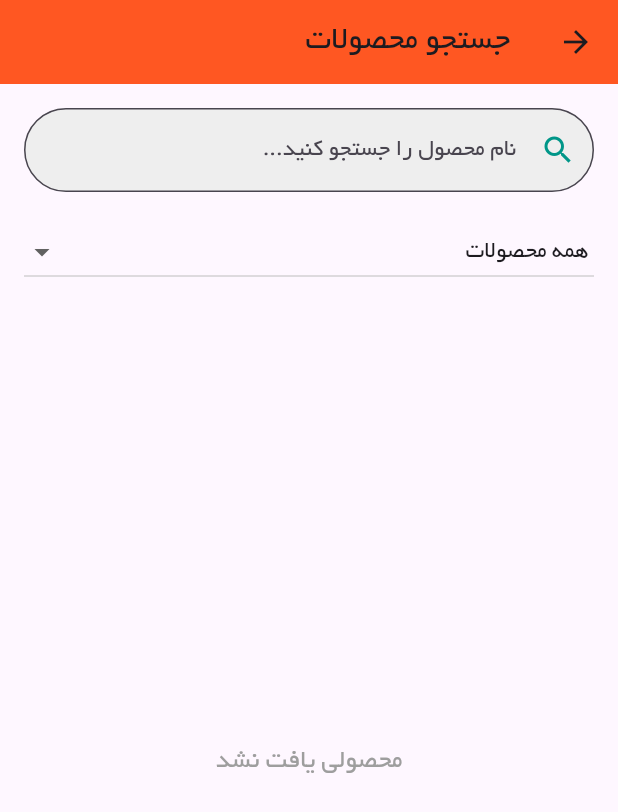
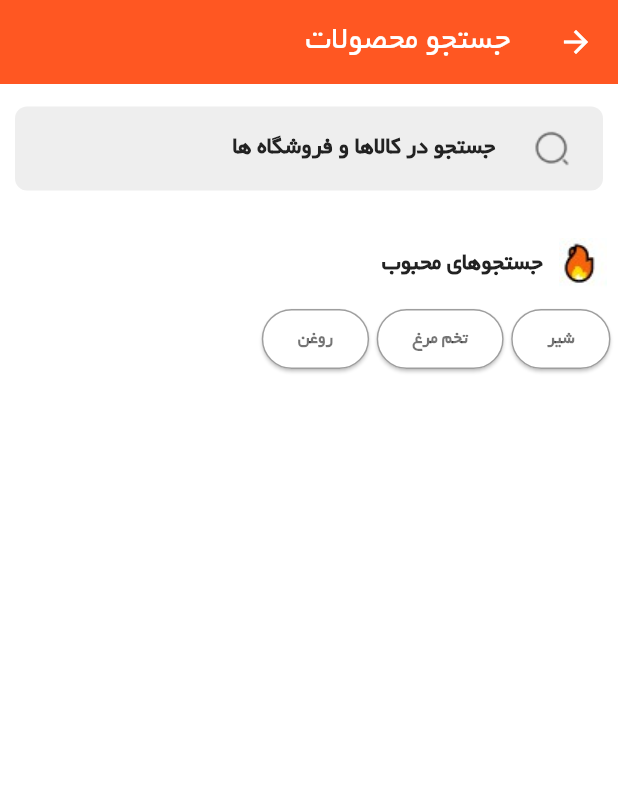
Before and after one commit to Ali3nti/abd_shop, a Flutter app: the SearchPageHome screen opened directly with empty values, on a phone screen of 412 x 824 dp. Shown: the top 812 px of the screen. Run offline on Flutter 3.47's test engine with Material 3 defaults, Android fonts, the phone set to English and light mode, and no system bars; our stand-ins replace connectivity_plus, device_preview, dotted_border, flutter_image_compress, flutter_spinkit, hive_flutter and 7 more; accounts and stored records are empty.

Commit message:
Edit app

```diff
--- a/lib/screens/home/components/app_Bar/app_Bar_Original.dart
+++ b/lib/screens/home/components/app_Bar/app_Bar_Original.dart
@@ -40,7 +40,7 @@ class AppBarOriginal extends StatelessWidget {
           },
           child: Container(
             height: 50,
-            width: 365,
+            width: 330,
             padding: const EdgeInsets.symmetric(horizontal: 12),
             // Horizontal padding
             decoration: BoxDecoration(
--- a/lib/screens/profile/notif_page/notif_page.dart
+++ b/lib/screens/profile/notif_page/notif_page.dart
@@ -13,7 +13,7 @@ class NotificationPage extends StatelessWidget {
     return Scaffold(
       appBar: AppBar(
         title: const Text(
-          'اعلان ها',
+          'پیام ها',
           style: TextStyle(
             color: kWhiteColor,
           ),
--- a/lib/screens/search/search_Page_Home.dart
+++ b/lib/screens/search/search_Page_Home.dart
@@ -32,115 +32,134 @@ class _SearchPageHomeState extends State<SearchPageHome> {
 
   void filterProducts() {
     filteredProducts = widget.products.where((product) {
-      final matchesQuery = product.name.toLowerCase().contains(query.toLowerCase());
-      final matchesCategory = selectedCategoryId == null || product.categoryId == selectedCategoryId;
+      final matchesQuery =
+          product.name.toLowerCase().contains(query.toLowerCase());
+      final matchesCategory = selectedCategoryId == null ||
+          product.categoryId == selectedCategoryId;
       return matchesQuery && matchesCategory;
     }).toList();
   }
+
   final formatter = NumberFormat('#,###');
+
   @override
   Widget build(BuildContext context) {
     final categories = [
-      {'id': null, 'name': ' همه محصولات'}, // گزینه برای نمایش همه محصولات
+      {'id': null, 'name': ' همه محصولات'},
       {'id': 1, 'name': 'کالاهای اساسی'},
       {'id': 2, 'name': 'لبنیات'},
       {'id': 3, 'name': 'مواد پروتئینی'},
     ];
 
-    return Scaffold(
-      appBar: AppBar(
-        title: Text('جستجو محصولات'),
+    return Scaffold(backgroundColor: Colors.white,
+      appBar: AppBar(foregroundColor: Colors.white,
+        title: Text('جستجو محصولات',style: TextStyle(color: Colors.white),),
         backgroundColor: Colors.deepOrange,
       ),
       body: Column(
         children: [
           Padding(
-            padding: const EdgeInsets.all(16.0),
+            padding: const EdgeInsets.only( top: 15,right: 10,left: 10),
             child: TextField(
-              onChanged: updateSearchResults,
               decoration: InputDecoration(
-                hintText: 'نام محصول را جستجو کنید...',
-                border: OutlineInputBorder(
-                  borderRadius: BorderRadius.circular(30),
-                  borderSide: BorderSide(color: Colors.teal),
-                ),
-                prefixIcon: Icon(Icons.search, color: Colors.teal),
                 filled: true,
                 fillColor: Colors.grey.shade200,
+                border: OutlineInputBorder(
+                  borderRadius: BorderRadius.circular(8),
+                  borderSide: BorderSide.none,
+                ),
+                prefixIcon: Padding(
+                  padding: const EdgeInsets.only(left: 10, right: 10),
+                  child: Image.asset(
+                    'assets/images/search-normal.png',
+                    color: Colors.grey.shade700,
                   ),
                 ),
+                hintText: "جستجو در کالاها و فروشگاه ها",
+                hintStyle: kMainTextStyle,
+              ),
+              style: kMainTextStyle,
+            )
+            ,
+          ),
+          SizedBox(
+            height: 25,
           ),
           Padding(
-            padding: const EdgeInsets.symmetric(horizontal: 16.0),
-            child: DropdownButton<int?>(
-              hint: Text('دسته‌بندی را انتخاب کنید'),
-              value: selectedCategoryId,
-              isExpanded: true,
-              items: categories.map<DropdownMenuItem<int?>>((Map<String, dynamic> category) {
-                return DropdownMenuItem<int?>(
-                  value: category['id'],
-                  child: Text(category['name']),
-                );
-              }).toList(),
-              onChanged: (int? newValue) {
-                setState(() {
-                  selectedCategoryId = newValue;
-                  filterProducts();
-                });
-              },
+            padding: const EdgeInsets.only(right: 2),
+            child: Row(
+              children: [
+                Image.asset("assets/images/fire.jpg",height:50,),
+                SizedBox(
+                  width: 5,
+                ),
+                Text(
+                  "جستجوهای محبوب",
+                  style: kMainTextStyle,
+                ),
+              ],
             ),
           ),
-          Expanded(
-            child: filteredProducts.isEmpty
-                ? Center(
-              child: Text(
-                'محصولی یافت نشد',
-                style: TextStyle(fontSize: 18, color: Colors.grey),
+          Row(
+            children: [
+              SizedBox(
+                width: 5,
               ),
-            )
-                : ListView.builder(
-              itemCount: filteredProducts.length,
-              itemBuilder: (context, index) {
-                final product = filteredProducts[index];
-                return InkWell(onTap: (){},
-                  child: Card(
-                    color: Colors.white,
-                    shadowColor: Colors.deepOrange,
-                    margin: EdgeInsets.symmetric(horizontal: 16, vertical: 8),
-                    elevation: 4,
+              ElevatedButton(
+                onPressed: () {},
+                style: ElevatedButton.styleFrom(
+                  backgroundColor: kWhiteColor,
+                  foregroundColor: Colors.black54,
+                  side: BorderSide(color: Colors.grey),
                   shape: RoundedRectangleBorder(
-                      borderRadius: BorderRadius.circular(10),
-                    ),
-                    child: ListTile(
-                      contentPadding: EdgeInsets.all(16),
-                      leading: Image.network(
-                        baseUrl + product.image,
-                        height: 80,
-                        width: 100,
-                      ),
-                      title: Text(
-                        product.name,
-                        style: TextStyle(fontSize: 16, fontWeight: FontWeight.bold),
-                      ),
-                      subtitle: Row(
-                        children: [
-                          Text(
-                            formatter.format(product.price),
-                            style: TextStyle(fontSize: 14, color: Colors.grey[600]),
-                          ),
-                          SizedBox(width: 5,),
-                          Image.asset("assets/images/toman.png",width: 18,)
-                        ],
-                      ),
-                      trailing: Icon(Icons.arrow_forward, color: Colors.teal),
-                      onTap: () {
-                        // Navigate to product details
-                      },
+                    borderRadius: BorderRadius.circular(100),
                   ),
                 ),
-                );
-              },
+                child: Text("شیر",
+                    style: const TextStyle(
+                      fontSize: 12,
+                      fontWeight: FontWeight.bold,
+                    )),
               ),
+              SizedBox(
+                width: 5,
+              ),
+              ElevatedButton(
+                onPressed: () {},
+                style: ElevatedButton.styleFrom(
+                  backgroundColor: kWhiteColor,
+                  foregroundColor: Colors.black54,
+                  side: BorderSide(color: Colors.grey),
+                  shape: RoundedRectangleBorder(
+                    borderRadius: BorderRadius.circular(100),
+                  ),
+                ),
+                child: Text("تخم مرغ",
+                    style: const TextStyle(
+                      fontSize: 12,
+                      fontWeight: FontWeight.bold,
+                    )),
+              ),
+              SizedBox(
+                width: 5,
+              ),
+              ElevatedButton(
+                onPressed: () {},
+                style: ElevatedButton.styleFrom(
+                  backgroundColor: kWhiteColor,
+                  foregroundColor: Colors.black54,
+                  side: BorderSide(color: Colors.grey),
+                  shape: RoundedRectangleBorder(
+                    borderRadius: BorderRadius.circular(100),
+                  ),
+                ),
+                child: Text("روغن",
+                    style: const TextStyle(
+                      fontSize: 12,
+                      fontWeight: FontWeight.bold,
+                    )),
+              ),
+            ],
           ),
         ],
       ),
```
Also changed, not shown: lib/screens/home/components/best_product_widget.dart (added, +221 -0 lines), lib/screens/home/components/home_body.dart (+53 -5 lines), lib/screens/home/components/slider_Image/images_slider.dart (+8 -6 lines), assets/images/fire.jpg (added). Lines whose indentation alone changed are shown as unchanged.
